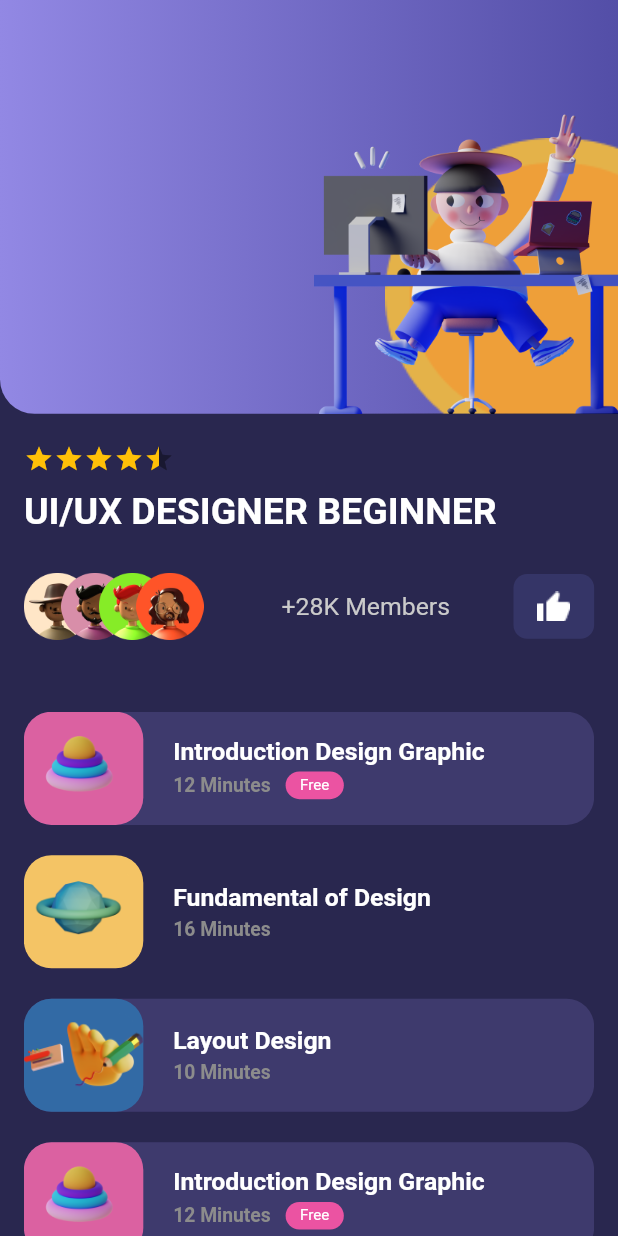
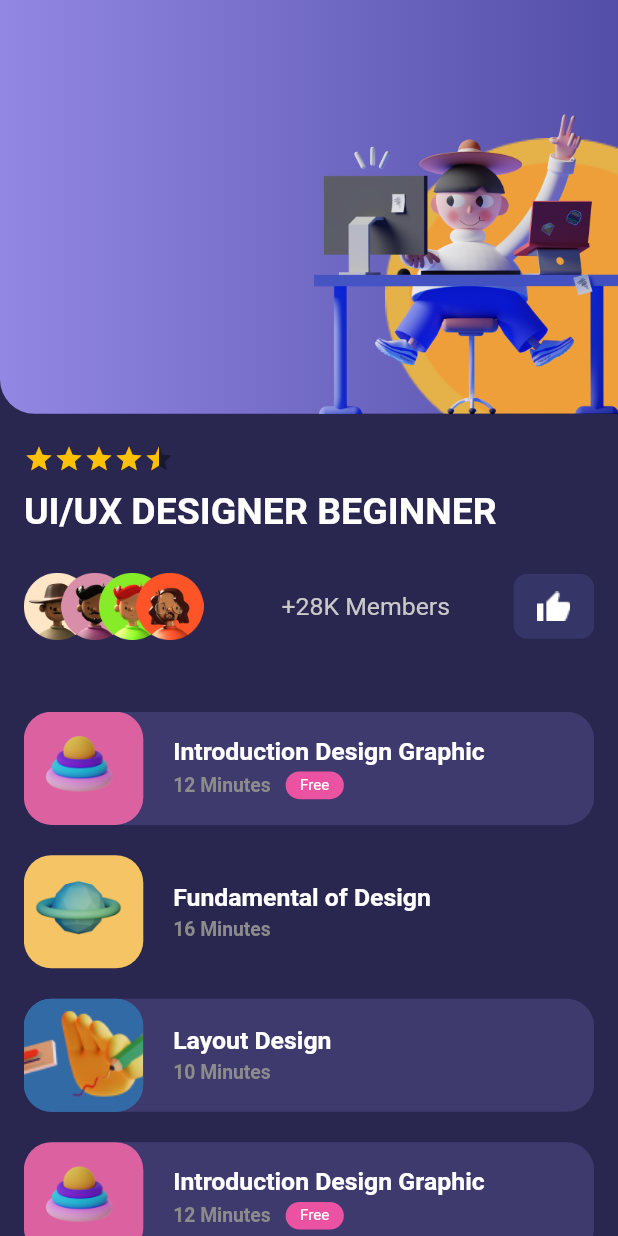
Before and after one commit to 95alizamzam/App-Online-Course-Freebies-Community-, a Flutter app: the screen it shows after launch, after a tap on "Recomended", on a phone screen of 412 x 824 dp. Run offline on Flutter 3.47's test engine with Material 2 defaults, Android fonts, the light colour scheme and no system bars; drawn by our look-alikes of flutter_rating_bar; our stand-ins replace flutter_screenutil, google_fonts.

Commit message:
initial commit

```diff
--- a/lib/pages/details/widgets/list_item.dart
+++ b/lib/pages/details/widgets/list_item.dart
@@ -24,15 +24,9 @@ class ListItemWidget extends StatelessWidget {
               borderRadius: BorderRadius.circular(20.r),
               image: DecorationImage(
                 image: AssetImage(model.image),
-                fit: BoxFit.fitWidth,
-                scale: 2,
+                fit: BoxFit.cover,
               ),
             ),
-            // child: Image.asset(
-            //  model.image,
-            //   width: 80.w,
-            //   fit: BoxFit.fitWidth,
-            // ),
           ),
           SizedBox(width: 20.w),
           Column(
```
